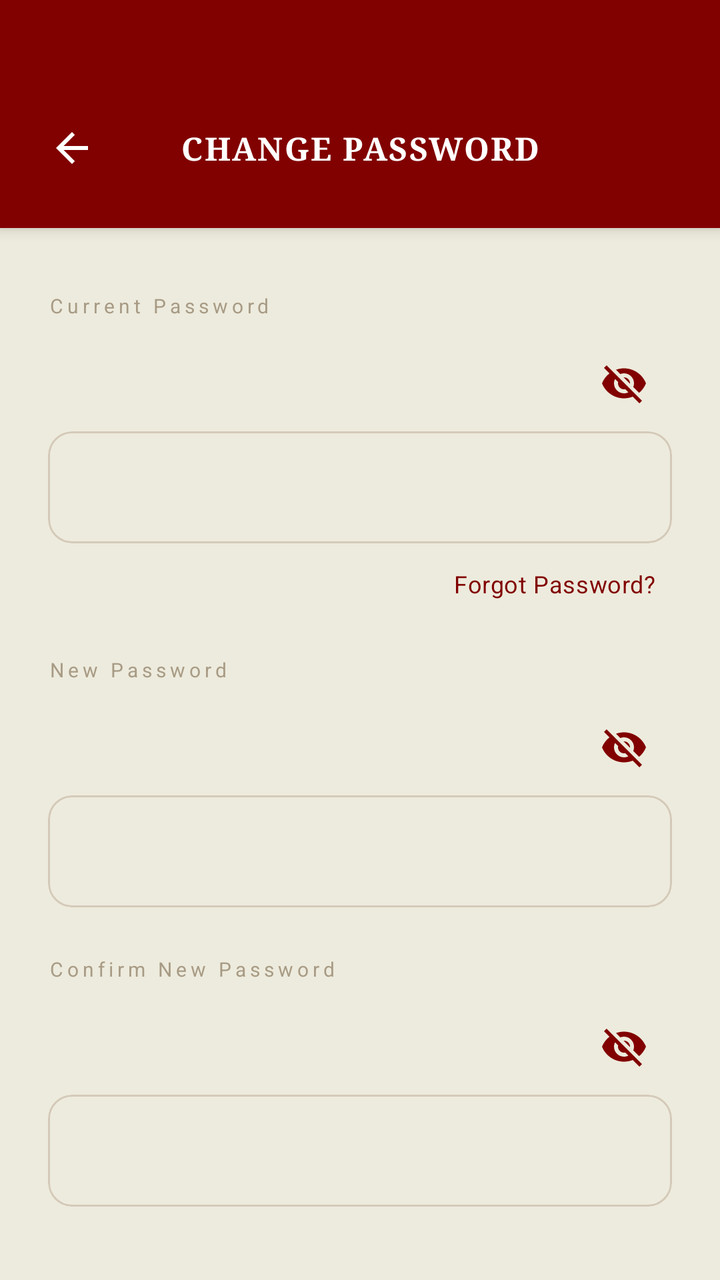
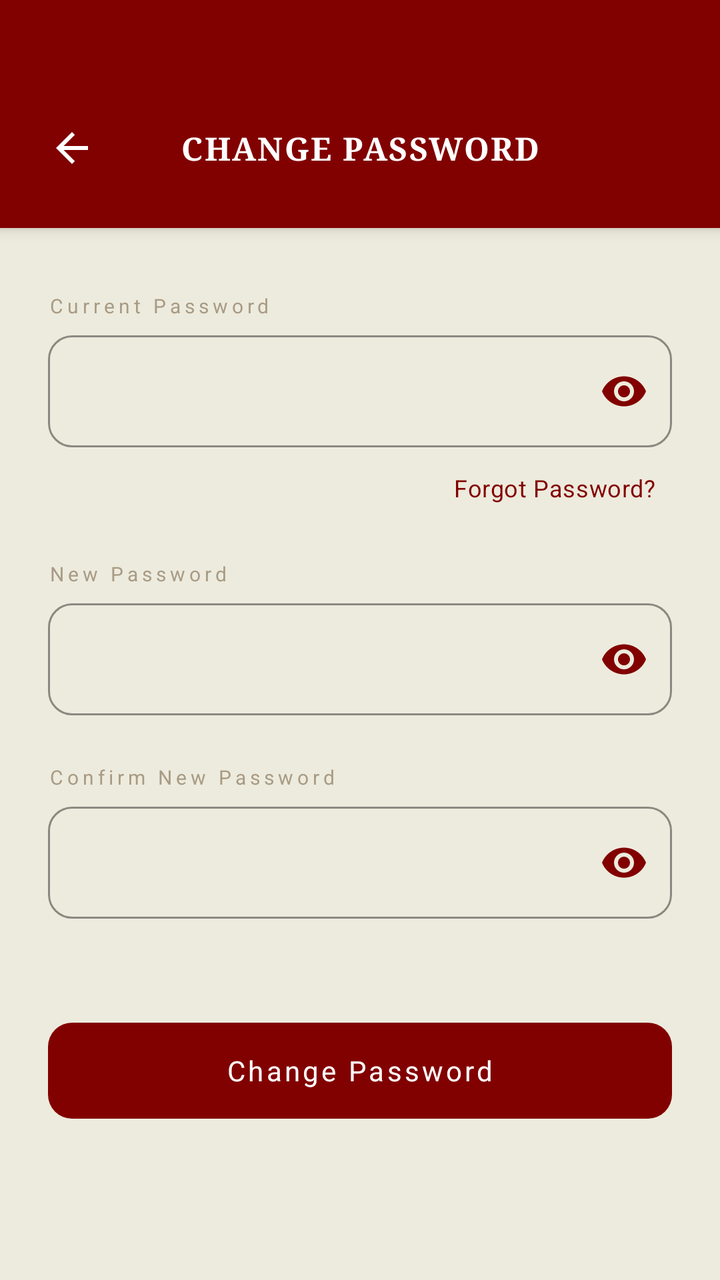

Before-and-after screenshots of an Android layout around one commit, followed by the original layout XML and the change that was made.
<!-- AndroidManifest.xml: application theme Theme.Saive -->
<!-- res/layout/activity_change_password.xml -->
<?xml version="1.0" encoding="utf-8"?>
<androidx.constraintlayout.widget.ConstraintLayout xmlns:android="http://schemas.android.com/apk/res/android"
    xmlns:app="http://schemas.android.com/apk/res-auto"
    xmlns:tools="http://schemas.android.com/tools"
    android:id="@+id/main"
    android:layout_width="match_parent"
    android:layout_height="match_parent"
    android:background="@color/colorCotton"
    tools:context=".ui.ChangePasswordActivity">

    
    <com.google.android.material.card.MaterialCardView
        android:id="@+id/toolbar"
        android:layout_width="match_parent"
        android:layout_height="wrap_content"
        app:cardBackgroundColor="@color/colorMaroon"
        app:cardCornerRadius="0dp"
        app:cardElevation="4dp"
        app:strokeWidth="0dp"
        app:layout_constraintTop_toTopOf="parent">

        <androidx.constraintlayout.widget.ConstraintLayout
            android:layout_width="match_parent"
            android:layout_height="wrap_content"
            android:paddingHorizontal="16dp"
            android:paddingTop="54dp"
            android:paddingBottom="20dp">

            <ImageButton
                android:id="@+id/btnBack"
                android:layout_width="40dp"
                android:layout_height="40dp"
                android:background="?attr/selectableItemBackgroundBorderless"
                android:padding="8dp"
                android:scaleType="centerInside"
                android:src="@drawable/ic_back"
                app:layout_constraintBottom_toBottomOf="parent"
                app:layout_constraintStart_toStartOf="parent"
                app:layout_constraintTop_toTopOf="parent"
                app:tint="@color/colorAlwaysWhite"
                android:contentDescription="@string/nav_back" />

            <TextView
                android:id="@+id/tvToolbarTitle"
                android:layout_width="0dp"
                android:layout_height="wrap_content"
                android:layout_marginHorizontal="56dp"
                android:fontFamily="serif"
                android:gravity="center"
                android:letterSpacing="0.05"
                android:text="@string/change_password_title"
                android:textAllCaps="true"
                android:textColor="@color/colorAlwaysWhite"
                android:textSize="16sp"
                android:textStyle="bold"
                app:layout_constraintBottom_toBottomOf="parent"
                app:layout_constraintEnd_toEndOf="parent"
                app:layout_constraintStart_toStartOf="parent"
                app:layout_constraintTop_toTopOf="parent" />

        </androidx.constraintlayout.widget.ConstraintLayout>
    </com.google.android.material.card.MaterialCardView>

    
    <androidx.core.widget.NestedScrollView
        android:layout_width="match_parent"
        android:layout_height="0dp"
        android:overScrollMode="never"
        android:fillViewport="true"
        app:layout_constraintTop_toBottomOf="@id/toolbar"
        app:layout_constraintBottom_toBottomOf="parent">

        <LinearLayout
            android:layout_width="match_parent"
            android:layout_height="wrap_content"
            android:orientation="vertical"
            android:paddingHorizontal="24dp"
            android:paddingTop="32dp"
            android:paddingBottom="48dp">

            
            <TextView
                android:layout_width="wrap_content"
                android:layout_height="wrap_content"
                android:text="@string/label_current_password"
                style="@style/TextAppearance.Saive.Nav"
                android:textColor="@color/colorSand"
                android:layout_marginBottom="8dp" />

            <com.google.android.material.textfield.TextInputLayout
                android:id="@+id/tilCurrentPassword"
                android:layout_width="match_parent"
                android:layout_height="wrap_content"
                app:boxBackgroundMode="none"
                app:passwordToggleEnabled="true"
                app:passwordToggleTint="@color/colorMaroon"
                app:hintEnabled="false"
                style="@style/Widget.MaterialComponents.TextInputLayout.OutlinedBox">

                <com.google.android.material.card.MaterialCardView
                    android:layout_width="match_parent"
                    android:layout_height="wrap_content"
                    app:cardCornerRadius="12dp"
                    app:cardElevation="0dp"
                    app:strokeWidth="1dp"
                    app:strokeColor="@color/colorLinen"
                    app:cardBackgroundColor="@android:color/transparent">

                    <com.google.android.material.textfield.TextInputEditText
                        android:id="@+id/etCurrentPassword"
                        android:layout_width="match_parent"
                        android:layout_height="56dp"
                        android:inputType="textPassword"
                        android:paddingHorizontal="16dp"
                        android:textColor="@color/colorNoirBlack"
                        android:textSize="14sp"
                        android:background="@null"
                        style="@style/TextAppearance.Saive.Light" />

                </com.google.android.material.card.MaterialCardView>

            </com.google.android.material.textfield.TextInputLayout>

            
            <TextView
                android:id="@+id/tvForgotPassword"
                android:layout_width="wrap_content"
                android:layout_height="wrap_content"
                android:layout_gravity="end"
                android:layout_marginTop="8dp"
                android:layout_marginEnd="4dp"
                android:text="@string/link_forgot_password"
                android:textColor="@color/colorMaroon"
                android:textSize="12sp"
                android:clickable="true"
                android:focusable="true"
                android:padding="4dp"
                style="@style/TextAppearance.Saive.Light" />

            
            <TextView
                android:layout_width="wrap_content"
                android:layout_height="wrap_content"
                android:layout_marginTop="24dp"
                android:text="@string/label_new_password"
                style="@style/TextAppearance.Saive.Nav"
                android:textColor="@color/colorSand"
                android:layout_marginBottom="8dp" />

            <com.google.android.material.textfield.TextInputLayout
                android:id="@+id/tilNewPassword"
                android:layout_width="match_parent"
                android:layout_height="wrap_content"
                app:boxBackgroundMode="none"
                app:passwordToggleEnabled="true"
                app:passwordToggleTint="@color/colorMaroon"
                app:hintEnabled="false"
                style="@style/Widget.MaterialComponents.TextInputLayout.OutlinedBox">

                <com.google.android.material.card.MaterialCardView
                    android:layout_width="match_parent"
                    android:layout_height="wrap_content"
                    app:cardCornerRadius="12dp"
                    app:cardElevation="0dp"
                    app:strokeWidth="1dp"
                    app:strokeColor="@color/colorLinen"
                    app:cardBackgroundColor="@android:color/transparent">

                    <com.google.android.material.textfield.TextInputEditText
                        android:id="@+id/etNewPassword"
                        android:layout_width="match_parent"
                        android:layout_height="56dp"
                        android:inputType="textPassword"
                        android:paddingHorizontal="16dp"
                        android:textColor="@color/colorNoirBlack"
                        android:textSize="14sp"
                        android:background="@null"
                        style="@style/TextAppearance.Saive.Light" />

                </com.google.android.material.card.MaterialCardView>

            </com.google.android.material.textfield.TextInputLayout>

            
            <TextView
                android:layout_width="wrap_content"
                android:layout_height="wrap_content"
                android:layout_marginTop="24dp"
                android:text="@string/label_confirm_new_password"
                style="@style/TextAppearance.Saive.Nav"
                android:textColor="@color/colorSand"
                android:layout_marginBottom="8dp" />

            <com.google.android.material.textfield.TextInputLayout
                android:id="@+id/tilConfirmPassword"
                android:layout_width="match_parent"
                android:layout_height="wrap_content"
                app:boxBackgroundMode="none"
                app:passwordToggleEnabled="true"
                app:passwordToggleTint="@color/colorMaroon"
                app:hintEnabled="false"
                style="@style/Widget.MaterialComponents.TextInputLayout.OutlinedBox">

                <com.google.android.material.card.MaterialCardView
                    android:layout_width="match_parent"
                    android:layout_height="wrap_content"
                    app:cardCornerRadius="12dp"
                    app:cardElevation="0dp"
                    app:strokeWidth="1dp"
                    app:strokeColor="@color/colorLinen"
                    app:cardBackgroundColor="@android:color/transparent">

                    <com.google.android.material.textfield.TextInputEditText
                        android:id="@+id/etConfirmPassword"
                        android:layout_width="match_parent"
                        android:layout_height="56dp"
                        android:inputType="textPassword"
                        android:paddingHorizontal="16dp"
                        android:textColor="@color/colorNoirBlack"
                        android:textSize="14sp"
                        android:background="@null"
                        style="@style/TextAppearance.Saive.Light" />

                </com.google.android.material.card.MaterialCardView>

            </com.google.android.material.textfield.TextInputLayout>

            
            <com.google.android.material.button.MaterialButton
                android:id="@+id/btnChangePassword"
                android:layout_width="match_parent"
                android:layout_height="56dp"
                android:layout_marginTop="48dp"
                android:text="@string/btn_change_password"
                android:textColor="@color/colorAlwaysWhite"
                android:textSize="14sp"
                android:letterSpacing="0.1"
                style="@style/TextAppearance.Saive.Nav"
                app:cornerRadius="12dp"
                app:backgroundTint="@color/colorMaroon"
                app:elevation="4dp" />

        </LinearLayout>

    </androidx.core.widget.NestedScrollView>

</androidx.constraintlayout.widget.ConstraintLayout>
<!-- resources referenced by this layout -->
<resources>
  <color name="colorAlwaysWhite">#FFFFFF</color>
  <color name="colorCotton">#EDEBDD</color>
  <color name="colorLinen">#D4C9B8</color>
  <color name="colorMaroon">#810100</color>
  <color name="colorNoirBlack">#1A1A1A</color>
  <color name="colorSand">#A89B85</color>
  <!-- drawable ic_back (drawable) -->
  <vector xmlns:android="http://schemas.android.com/apk/res/android"
      android:width="24dp"
      android:height="24dp"
      android:viewportWidth="24"
      android:viewportHeight="24">
      <path
          android:fillColor="#000000"
          android:pathData="M20,11H7.83l5.59,-5.59L12,4l-8,8l8,8l1.41,-1.41L7.83,13H20V11Z" />
  </vector>
  <string name="btn_change_password">Change Password</string>
  <string name="change_password_title">Change Password</string>
  <string name="label_confirm_new_password">Confirm New Password</string>
  <string name="label_current_password">Current Password</string>
  <string name="label_new_password">New Password</string>
  <string name="link_forgot_password">Forgot Password?</string>
  <string name="nav_back">Back</string>
  <style name="TextAppearance.Saive.Light" parent="TextAppearance.MaterialComponents.Body2">
          <item name="android:fontFamily">sans-serif-light</item>
      </style>
  <style name="TextAppearance.Saive.Nav" parent="TextAppearance.Saive.Light">
          <item name="android:textSize">@dimen/text_size_tiny</item>
          <item name="android:letterSpacing">0.2</item>
      </style>
  <style name="Theme.Saive" parent="Base.Theme.Saive" />
  <dimen name="text_size_tiny">10sp</dimen>
  <color name="white">#FFFFFFFF</color>
  <style name="TextAppearance.Saive.Header" parent="TextAppearance.MaterialComponents.Headline3">
          <item name="android:fontFamily">serif</item>
          <item name="android:textStyle">italic</item>
          <item name="android:textSize">@dimen/text_size_h1</item>
          <item name="android:textColor">@color/colorNoirBlack</item>
          <item name="android:letterSpacing">0.02</item>
      </style>
  <style name="TextAppearance.Saive.SectionHeader" parent="TextAppearance.Saive.Header">
          <item name="android:textSize">@dimen/text_size_h3</item>
          <item name="android:textStyle">normal</item>
          <item name="android:textAllCaps">false</item>
      </style>
  <style name="TextAppearance.Saive.Thin" parent="TextAppearance.MaterialComponents.Body1">
          <item name="android:fontFamily">sans-serif-light</item>
          <item name="android:letterSpacing">0.05</item>
      </style>
  <style name="TextAppearance.Saive.Label" parent="TextAppearance.Saive.Thin">
          <item name="android:fontFamily">sans-serif-medium</item>
          <item name="android:textSize">@dimen/text_size_tiny</item>
          <item name="android:textColor">@color/colorNoirBlack</item>
          <item name="android:textAllCaps">true</item>
          <item name="android:letterSpacing">0.15</item>
      </style>
  <dimen name="text_size_h1">28sp</dimen>
  <dimen name="text_size_h3">20sp</dimen>
  <!-- unchanged entries left out for length: 1 -->
</resources>

<!-- the commit's change to res/layout/activity_change_password.xml (unified diff, before → after) -->
@@ -91,33 +91,29 @@
                 android:id="@+id/tilCurrentPassword"
                 android:layout_width="match_parent"
                 android:layout_height="wrap_content"
-                app:boxBackgroundMode="none"
-                app:passwordToggleEnabled="true"
-                app:passwordToggleTint="@color/colorMaroon"
                 app:hintEnabled="false"
+                app:endIconMode="password_toggle"
+                app:endIconTint="@color/colorMaroon"
+                app:boxStrokeColor="@color/colorLinen"
+                app:boxStrokeWidth="1dp"
+                app:boxCornerRadiusTopStart="12dp"
+                app:boxCornerRadiusTopEnd="12dp"
+                app:boxCornerRadiusBottomStart="12dp"
+                app:boxCornerRadiusBottomEnd="12dp"
+                app:boxBackgroundColor="@android:color/transparent"
                 style="@style/Widget.MaterialComponents.TextInputLayout.OutlinedBox">
 
-                <com.google.android.material.card.MaterialCardView
+                <com.google.android.material.textfield.TextInputEditText
+                    android:id="@+id/etCurrentPassword"
                     android:layout_width="match_parent"
-                    android:layout_height="wrap_content"
-                    app:cardCornerRadius="12dp"
-                    app:cardElevation="0dp"
-                    app:strokeWidth="1dp"
-                    app:strokeColor="@color/colorLinen"
-                    app:cardBackgroundColor="@android:color/transparent">
-
-                    <com.google.android.material.textfield.TextInputEditText
-                        android:id="@+id/etCurrentPassword"
-                        android:layout_width="match_parent"
-                        android:layout_height="56dp"
-                        android:inputType="textPassword"
-                        android:paddingHorizontal="16dp"
-                        android:textColor="@color/colorNoirBlack"
-                        android:textSize="14sp"
-                        android:background="@null"
-                        style="@style/TextAppearance.Saive.Light" />
-
-                </com.google.android.material.card.MaterialCardView>
+                    android:layout_height="56dp"
+                    android:inputType="textPassword"
+                    android:paddingStart="16dp"
+                    android:paddingEnd="48dp"
+                    android:textColor="@color/colorNoirBlack"
+                    android:textSize="14sp"
+                    android:background="@null"
+                    style="@style/TextAppearance.Saive.Light" />
 
             </com.google.android.material.textfield.TextInputLayout>
 
@@ -151,33 +147,29 @@
                 android:id="@+id/tilNewPassword"
                 android:layout_width="match_parent"
                 android:layout_height="wrap_content"
-                app:boxBackgroundMode="none"
-                app:passwordToggleEnabled="true"
-                app:passwordToggleTint="@color/colorMaroon"
                 app:hintEnabled="false"
+                app:endIconMode="password_toggle"
+                app:endIconTint="@color/colorMaroon"
+                app:boxStrokeColor="@color/colorLinen"
+                app:boxStrokeWidth="1dp"
+                app:boxCornerRadiusTopStart="12dp"
+                app:boxCornerRadiusTopEnd="12dp"
+                app:boxCornerRadiusBottomStart="12dp"
+                app:boxCornerRadiusBottomEnd="12dp"
+                app:boxBackgroundColor="@android:color/transparent"
                 style="@style/Widget.MaterialComponents.TextInputLayout.OutlinedBox">
 
-                <com.google.android.material.card.MaterialCardView
+                <com.google.android.material.textfield.TextInputEditText
+                    android:id="@+id/etNewPassword"
                     android:layout_width="match_parent"
-                    android:layout_height="wrap_content"
-                    app:cardCornerRadius="12dp"
-                    app:cardElevation="0dp"
-                    app:strokeWidth="1dp"
-                    app:strokeColor="@color/colorLinen"
-                    app:cardBackgroundColor="@android:color/transparent">
-
-                    <com.google.android.material.textfield.TextInputEditText
-                        android:id="@+id/etNewPassword"
-                        android:layout_width="match_parent"
-                        android:layout_height="56dp"
-                        android:inputType="textPassword"
-                        android:paddingHorizontal="16dp"
-                        android:textColor="@color/colorNoirBlack"
-                        android:textSize="14sp"
-                        android:background="@null"
-                        style="@style/TextAppearance.Saive.Light" />
-
-                </com.google.android.material.card.MaterialCardView>
+                    android:layout_height="56dp"
+                    android:inputType="textPassword"
+                    android:paddingStart="16dp"
+                    android:paddingEnd="48dp"
+                    android:textColor="@color/colorNoirBlack"
+                    android:textSize="14sp"
+                    android:background="@null"
+                    style="@style/TextAppearance.Saive.Light" />
 
             </com.google.android.material.textfield.TextInputLayout>
 
@@ -195,33 +187,29 @@
                 android:id="@+id/tilConfirmPassword"
                 android:layout_width="match_parent"
                 android:layout_height="wrap_content"
-                app:boxBackgroundMode="none"
-                app:passwordToggleEnabled="true"
-                app:passwordToggleTint="@color/colorMaroon"
                 app:hintEnabled="false"
+                app:endIconMode="password_toggle"
+                app:endIconTint="@color/colorMaroon"
+                app:boxStrokeColor="@color/colorLinen"
+                app:boxStrokeWidth="1dp"
+                app:boxCornerRadiusTopStart="12dp"
+                app:boxCornerRadiusTopEnd="12dp"
+                app:boxCornerRadiusBottomStart="12dp"
+                app:boxCornerRadiusBottomEnd="12dp"
+                app:boxBackgroundColor="@android:color/transparent"
                 style="@style/Widget.MaterialComponents.TextInputLayout.OutlinedBox">
 
-                <com.google.android.material.card.MaterialCardView
+                <com.google.android.material.textfield.TextInputEditText
+                    android:id="@+id/etConfirmPassword"
                     android:layout_width="match_parent"
-                    android:layout_height="wrap_content"
-                    app:cardCornerRadius="12dp"
-                    app:cardElevation="0dp"
-                    app:strokeWidth="1dp"
-                    app:strokeColor="@color/colorLinen"
-                    app:cardBackgroundColor="@android:color/transparent">
-
-                    <com.google.android.material.textfield.TextInputEditText
-                        android:id="@+id/etConfirmPassword"
-                        android:layout_width="match_parent"
-                        android:layout_height="56dp"
-                        android:inputType="textPassword"
-                        android:paddingHorizontal="16dp"
-                        android:textColor="@color/colorNoirBlack"
-                        android:textSize="14sp"
-                        android:background="@null"
-                        style="@style/TextAppearance.Saive.Light" />
-
-                </com.google.android.material.card.MaterialCardView>
+                    android:layout_height="56dp"
+                    android:inputType="textPassword"
+                    android:paddingStart="16dp"
+                    android:paddingEnd="48dp"
+                    android:textColor="@color/colorNoirBlack"
+                    android:textSize="14sp"
+                    android:background="@null"
+                    style="@style/TextAppearance.Saive.Light" />
 
             </com.google.android.material.textfield.TextInputLayout>
 
